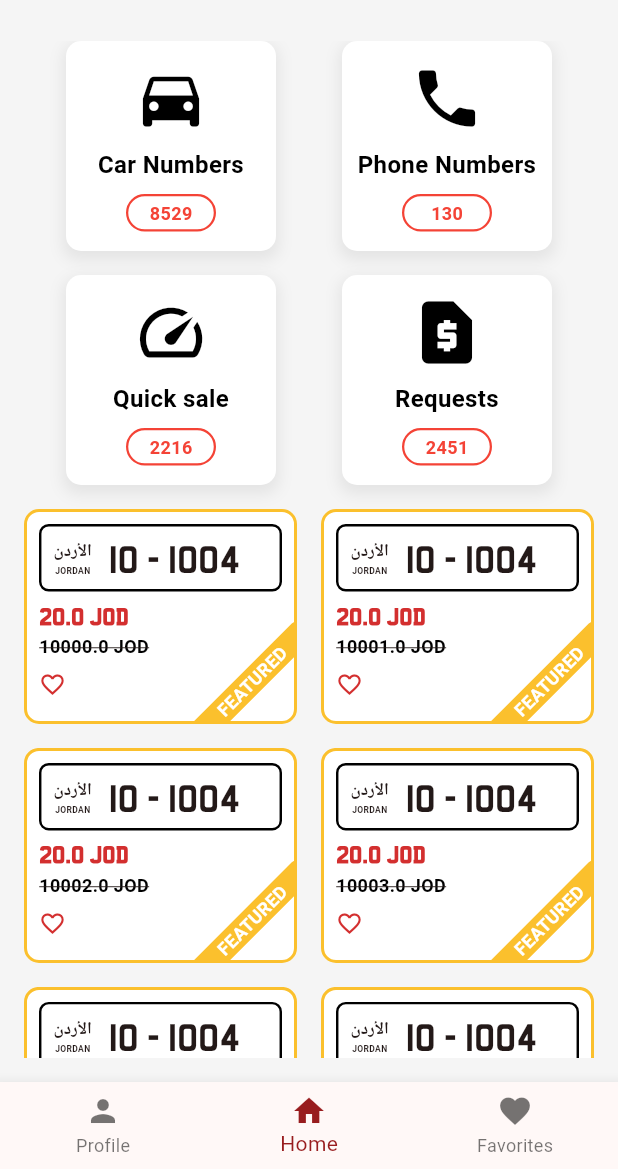
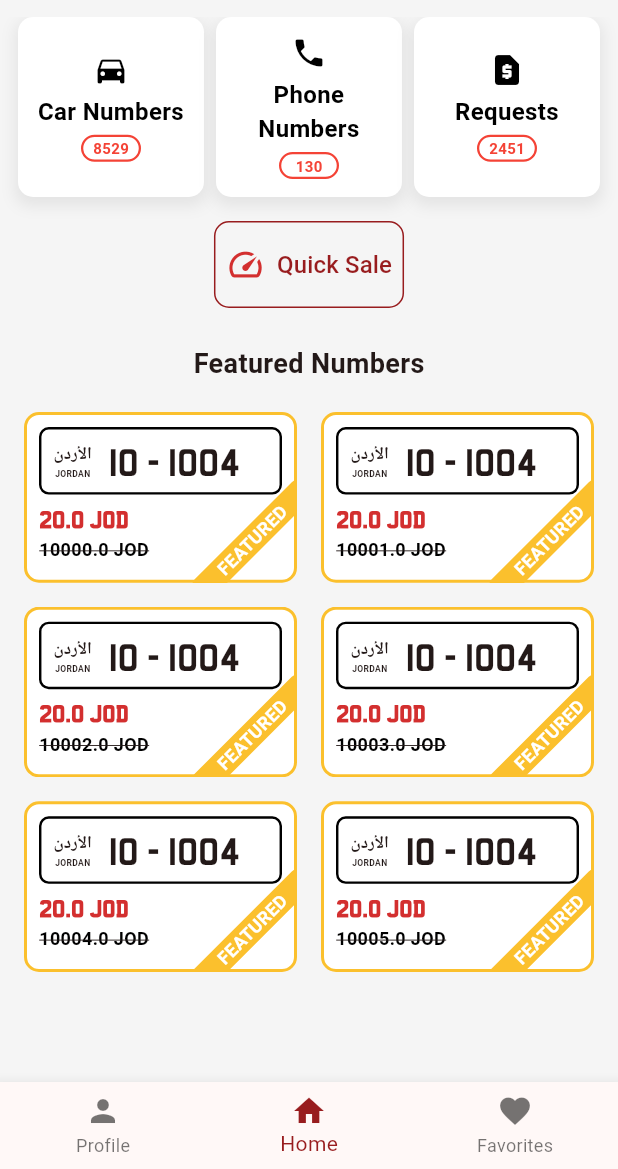
Before and after one commit to jo-plate/joplate-mobile-app, a Flutter app: the screen it shows after launch, on a phone screen of 412 x 824 dp, the part 67-1236 px from its top. Run offline on Flutter 3.47's test engine with Material 3 defaults, Android fonts, the phone set to English and light mode, and no system bars; drawn by our look-alikes of carousel_slider; our stand-ins replace auto_route, cloud_firestore, firebase_auth, firebase_core, flutter_bloc, freezed_annotation and 3 more; accounts and stored records are empty.

Commit message:
update homescreen UI

```diff
--- a/lib/presentation/routes/pages/home_page/home_tab/homescreen.dart
+++ b/lib/presentation/routes/pages/home_page/home_tab/homescreen.dart
@@ -24,21 +24,34 @@ class HomePage extends StatelessWidget {
           centerTitle: true,
           elevation: 0,
           backgroundColor: Colors.grey[100],
+
+          // leading: IconButton(
+          //   icon: const ,
+
+          //   onPressed: () {},
+          // )
         ),
-        body: Padding(
-          padding: const EdgeInsets.symmetric(vertical: 16.0),
-          child: SingleChildScrollView(
+        body: SingleChildScrollView(
           child: Column(
+            mainAxisAlignment: MainAxisAlignment.spaceBetween,
+            mainAxisSize: MainAxisSize.max,
             children: [
               const CategorySection(),
-                const SizedBox(height: 16),
+              const SizedBox(height: 24),
+              const Text(
+                "Featured Numbers",
+                style: TextStyle(fontWeight: FontWeight.bold, fontSize: 18),
+              ),
               CarouselSlider(
                 options: CarouselOptions(
                     autoPlay: true, padEnds: true, viewportFraction: 1, aspectRatio: 1, enlargeCenterPage: false),
                 items: chunkedPlates
                     .map((plates) => Padding(
                           padding: const EdgeInsets.symmetric(horizontal: 16),
-                            child: PlatesListingsGrid(itemList: plates),
+                          child: PlatesListingsGrid(
+                            itemList: plates,
+                            isFeatured: true,
+                          ),
                         ))
                     .toList(),
               ),
@@ -46,7 +59,6 @@ class HomePage extends StatelessWidget {
           ),
         ),
       ),
-      ),
     );
   }
 }
--- a/lib/presentation/routes/pages/home_page/home_tab/ui/category_card.dart
+++ b/lib/presentation/routes/pages/home_page/home_tab/ui/category_card.dart
@@ -15,9 +15,12 @@ class CategoryCard extends StatelessWidget {
 
   @override
   Widget build(BuildContext context) {
-    return Container(
-      height: 140,
-      width: 140,
+    return Expanded(
+      flex: 1,
+      child: Padding(
+        padding: const EdgeInsets.symmetric(horizontal: 4.0),
+        child: Container(
+          height: 120,
           decoration: BoxDecoration(
             borderRadius: BorderRadius.circular(10),
             color: Colors.white,
@@ -30,15 +33,20 @@ class CategoryCard extends StatelessWidget {
               ),
             ],
           ),
+          child: Padding(
+            padding: const EdgeInsets.all(8.0),
             child: Column(
               mainAxisAlignment: MainAxisAlignment.center,
               children: [
                 Icon(
                   icon,
-            size: 50,
+                  size: 24,
                   color: Colors.black,
                 ),
-          const SizedBox(height: 8),
+                const SizedBox(
+                  width: 4,
+                  height: 4,
+                ),
                 Text(
                   title,
                   style: const TextStyle(
@@ -48,9 +56,19 @@ class CategoryCard extends StatelessWidget {
                   ),
                   textAlign: TextAlign.center,
                 ),
-          const SizedBox(height: 8),
-          if (count.isNotEmpty) Pill(text: count)
+                const SizedBox(
+                  width: 4,
+                  height: 4,
+                ),
+                if (count.isNotEmpty)
+                  Pill(
+                    text: count,
+                    size: PillSize.small,
+                  )
               ],
+            ),
+          ),
+        ),
       ),
     );
   }
--- a/lib/presentation/routes/pages/home_page/home_tab/ui/category_section.dart
+++ b/lib/presentation/routes/pages/home_page/home_tab/ui/category_section.dart
@@ -6,9 +6,11 @@ class CategorySection extends StatelessWidget {
 
   @override
   Widget build(BuildContext context) {
-    return const Column(
+    return Padding(
+      padding: const EdgeInsets.symmetric(horizontal: 8.0),
+      child: Column(
         children: [
-        Row(
+          const Row(
             mainAxisAlignment: MainAxisAlignment.spaceEvenly,
             children: [
               CategoryCard(
@@ -21,17 +23,6 @@ class CategorySection extends StatelessWidget {
                 title: "Phone Numbers",
                 count: "130",
               ),
-          ],
-        ),
-        SizedBox(height: 16), // Spacing between rows
-        Row(
-          mainAxisAlignment: MainAxisAlignment.spaceEvenly,
-          children: [
-            CategoryCard(
-              icon: Icons.speed,
-              title: "Quick sale",
-              count: "2216",
-            ),
               CategoryCard(
                 icon: Icons.request_page,
                 title: "Requests",
@@ -39,7 +30,21 @@ class CategorySection extends StatelessWidget {
               ),
             ],
           ),
+          const SizedBox(height: 16),
+          OutlinedButton.icon(
+            onPressed: () {},
+            label: const Text(
+              "Quick Sale",
+              style: TextStyle(fontSize: 16),
+            ),
+            icon: Icon(
+              Icons.speed,
+              color: Colors.red.shade700,
+              size: 26,
+            ),
+          ),
         ],
+      ),
     );
   }
 }
--- a/lib/presentation/routes/pages/home_page/home_tab/ui/plates_listing_grid.dart
+++ b/lib/presentation/routes/pages/home_page/home_tab/ui/plates_listing_grid.dart
@@ -5,8 +5,8 @@ import 'package:joplate/presentation/widgets/app_bar.dart/plate_number_listing_w
 import '../../../../../widgets/app_bar.dart/plate_number_widget.dart';
 
 class PlatesListingsGrid extends StatelessWidget {
-  const PlatesListingsGrid({super.key, this.itemList = const []});
-
+  const PlatesListingsGrid({super.key, this.itemList = const [], this.isFeatured = false});
+  final bool isFeatured;
   final List<Listing<PlateNumber>> itemList;
 
   @override
@@ -16,14 +16,15 @@ class PlatesListingsGrid extends StatelessWidget {
         shrinkWrap: true,
         physics: const NeverScrollableScrollPhysics(),
         itemCount: itemList.length,
-        gridDelegate: const SliverGridDelegateWithFixedCrossAxisCount(
+        gridDelegate: SliverGridDelegateWithFixedCrossAxisCount(
           crossAxisCount: 2,
           crossAxisSpacing: 16,
           mainAxisSpacing: 16,
-          childAspectRatio: 1.27,
+          childAspectRatio: isFeatured ? 1.6 : 1.27,
         ),
         itemBuilder: (context, index) {
           return PlateNumberListingWidget(
+            isFeatured: isFeatured,
             item: itemList[index],
             shape: PlateShape.horizontal,
           );
--- a/lib/presentation/routes/pages/home_page/profile_tab/ui/logged_in_user_view.dart
+++ b/lib/presentation/routes/pages/home_page/profile_tab/ui/logged_in_user_view.dart
@@ -327,7 +327,7 @@ class _UserProfileView extends StatelessWidget {
         // Log Out Button
         ElevatedButton.icon(
           onPressed: () {
-            // Handle log out action
+            injector<AuthCubit>().logout();
           },
           style: ElevatedButton.styleFrom(
             elevation: 0,
@@ -405,8 +405,6 @@ class _UserProfileView extends StatelessWidget {
     );
   }
 
-
-
   Widget _buildClickableItem(String title, IconData icon, [void Function()? onTap]) {
     return InkWell(
       onTap: onTap,
--- a/lib/presentation/theme.dart
+++ b/lib/presentation/theme.dart
@@ -39,11 +39,11 @@ final appTheme = ThemeData(
   ),
   outlinedButtonTheme: OutlinedButtonThemeData(
     style: OutlinedButton.styleFrom(
-      side: const BorderSide(color: Color(0xFF981C1E), width: 1.5),
+      side: const BorderSide(color: Color(0xFF981C1E), width: 1),
       shape: RoundedRectangleBorder(
         borderRadius: BorderRadius.circular(10),
       ),
-      padding: const EdgeInsets.symmetric(vertical: 16),
+      padding: const EdgeInsets.symmetric(vertical: 16, horizontal: 8),
     ),
   ),
 
--- a/lib/presentation/widgets/app_bar.dart/plate_number_listing_widget.dart
+++ b/lib/presentation/widgets/app_bar.dart/plate_number_listing_widget.dart
@@ -12,7 +12,7 @@ class PlateNumberListingWidget extends StatelessWidget {
     super.key,
     required this.item,
     this.shape = PlateShape.horizontal,
-    this.isFeatured = false,
+    this.isFeatured = true,
   });
 
   bool get isVertical => shape == PlateShape.vertical;
@@ -45,16 +45,17 @@ class PlateNumberListingWidget extends StatelessWidget {
                       ),
                       const SizedBox(height: 8),
                       _buildPriceLabel(),
-                      const SizedBox(height: 8),
-                      _buildFavoriteIcon(),
+                      if (!isFeatured) ...[
+                        const SizedBox(height: 8),
+                        _buildFavoriteIcon(),
+                      ]
                     ],
                   ),
                 ),
               ],
             ),
           ),
-          // if (isFeatured)
-          _buildFeaturedRibbon(),
+          if (isFeatured) _buildFeaturedRibbon(),
         ],
       ),
     );
--- a/lib/presentation/widgets/pill.dart
+++ b/lib/presentation/widgets/pill.dart
@@ -1,15 +1,20 @@
 import 'package:flutter/material.dart';
 
+enum PillSize { small, large }
+
 class Pill extends StatelessWidget {
-  const Pill({super.key, required this.text});
+  const Pill({super.key, required this.text, this.size = PillSize.large});
 
   final String text;
+  final PillSize size;
+
+  bool get isSmall => size == PillSize.small;
 
   @override
   Widget build(BuildContext context) {
     return Container(
-      width: 60,
-      height: 25,
+      width: isSmall ? 40 : 60,
+      height: isSmall ? 18 : 25,
       alignment: Alignment.center,
       decoration: BoxDecoration(
         borderRadius: BorderRadius.circular(20),
@@ -18,8 +23,8 @@ class Pill extends StatelessWidget {
       ),
       child: Text(
         text,
-        style: const TextStyle(
-          fontSize: 12,
+        style: TextStyle(
+          fontSize: isSmall ? 10 : 12,
           color: Colors.red,
           fontWeight: FontWeight.bold,
         ),
```
Lines whose indentation alone changed are shown as unchanged.
